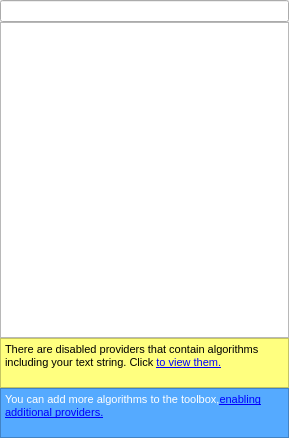
This is python/plugins/processing/ui/ProcessingToolbox.ui in qgis/QGIS as Qt 5 draws it before an edit. The edited form follows.
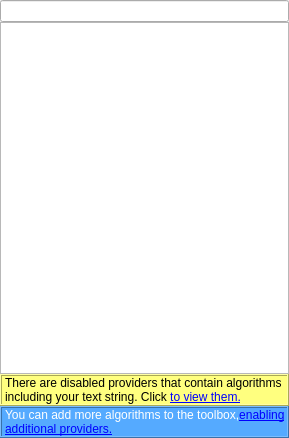
This is the edited form. Custom widgets are drawn as their Qt base class.

Commit message: [processing] use simple QLabel widgets for toolbox tips

```diff
--- a/python/plugins/processing/ui/ProcessingToolbox.ui
+++ b/python/plugins/processing/ui/ProcessingToolbox.ui
@@ -44,49 +44,50 @@
      </widget>
     </item>
     <item>
-     <widget class="QTextBrowser" name="txtDisabled">
-      <property name="maximumSize">
-       <size>
-        <width>16777215</width>
-        <height>50</height>
-       </size>
+     <widget class="QLabel" name="txtDisabled">
+      <property name="autoFillBackground">
+       <bool>false</bool>
       </property>
       <property name="styleSheet">
        <string notr="true">background-color: rgb(255, 255, 127);</string>
       </property>
-      <property name="html">
-       <string>&lt;!DOCTYPE HTML PUBLIC &quot;-//W3C//DTD HTML 4.0//EN&quot; &quot;http://www.w3.org/TR/REC-html40/strict.dtd&quot;&gt;
-&lt;html&gt;&lt;head&gt;&lt;meta name=&quot;qrichtext&quot; content=&quot;1&quot; /&gt;&lt;style type=&quot;text/css&quot;&gt;
-p, li { white-space: pre-wrap; }
-&lt;/style&gt;&lt;/head&gt;&lt;body style=&quot; font-family:'MS Shell Dlg 2'; font-size:8.25pt; font-weight:400; font-style:normal;&quot;&gt;
-&lt;p style=&quot; margin-top:0px; margin-bottom:0px; margin-left:0px; margin-right:0px; -qt-block-indent:0; text-indent:0px;&quot;&gt;&lt;span style=&quot; font-size:8pt;&quot;&gt;There are disabled providers that contain algorithms including your text string. Click &lt;/span&gt;&lt;a href=&quot;view&quot;&gt;&lt;span style=&quot; font-size:8pt; text-decoration: underline; color:#0000ff;&quot;&gt;to view them.&lt;/span&gt;&lt;/a&gt;&lt;span style=&quot; font-size:8pt;&quot;&gt;&lt;/span&gt;&lt;/p&gt;&lt;/body&gt;&lt;/html&gt;</string>
+      <property name="frameShape">
+       <enum>QFrame::Box</enum>
+      </property>
+      <property name="frameShadow">
+       <enum>QFrame::Raised</enum>
+      </property>
+      <property name="text">
+       <string>There are disabled providers that contain algorithms including your text string. Click &lt;a href=&quot;view&quot;&gt;to view them.&lt;/a&gt;</string>
+      </property>
+      <property name="wordWrap">
+       <bool>true</bool>
+      </property>
+      <property name="margin">
+       <number>5</number>
       </property>
      </widget>
     </item>
     <item>
-     <widget class="QTextBrowser" name="txtTip">
-      <property name="sizePolicy">
-       <sizepolicy hsizetype="Preferred" vsizetype="Fixed">
-        <horstretch>0</horstretch>
-        <verstretch>0</verstretch>
-       </sizepolicy>
-      </property>
-      <property name="maximumSize">
-       <size>
-        <width>16777215</width>
-        <height>50</height>
-       </size>
-      </property>
+     <widget class="QLabel" name="txtTip">
       <property name="styleSheet">
        <string notr="true">background-color: rgb(85, 170, 255);
 color: rgb(255, 255, 255);</string>
       </property>
-      <property name="html">
-       <string>&lt;!DOCTYPE HTML PUBLIC &quot;-//W3C//DTD HTML 4.0//EN&quot; &quot;http://www.w3.org/TR/REC-html40/strict.dtd&quot;&gt;
-&lt;html&gt;&lt;head&gt;&lt;meta name=&quot;qrichtext&quot; content=&quot;1&quot; /&gt;&lt;style type=&quot;text/css&quot;&gt;
-p, li { white-space: pre-wrap; }
-&lt;/style&gt;&lt;/head&gt;&lt;body style=&quot; font-family:'MS Shell Dlg 2'; font-size:8.25pt; font-weight:400; font-style:normal;&quot;&gt;
-&lt;p style=&quot; margin-top:0px; margin-bottom:0px; margin-left:0px; margin-right:0px; -qt-block-indent:0; text-indent:0px;&quot;&gt;&lt;span style=&quot; font-size:8pt;&quot;&gt;You can add more algorithms to the toolbox,&lt;/span&gt;&lt;a href=&quot;enable&quot;&gt;&lt;span style=&quot; font-size:8pt; text-decoration: underline; color:#0000ff;&quot;&gt;enabling additional providers.&lt;/span&gt;&lt;/a&gt;&lt;/p&gt;&lt;/body&gt;&lt;/html&gt;</string>
+      <property name="frameShape">
+       <enum>QFrame::Box</enum>
+      </property>
+      <property name="frameShadow">
+       <enum>QFrame::Raised</enum>
+      </property>
+      <property name="text">
+       <string>You can add more algorithms to the toolbox,&lt;a href=&quot;enable&quot;&gt;enabling additional providers.&lt;/a&gt;</string>
+      </property>
+      <property name="wordWrap">
+       <bool>true</bool>
+      </property>
+      <property name="margin">
+       <number>5</number>
       </property>
      </widget>
     </item>
```
The commit also changes 1 other file.
